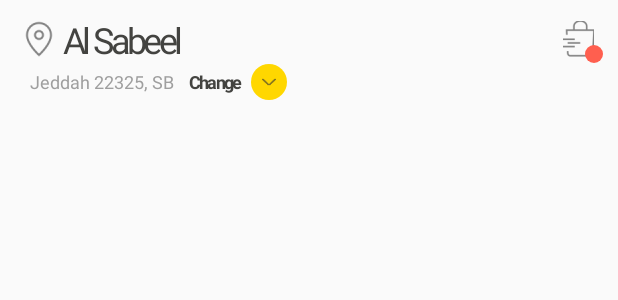
After one commit to AhmedNMahran/test-animation, an Android app: the layout custom_action_bar.xml on its own in the app's theme, with its tools: preview values and no code run, on a phone screen of 412 x 824 dp. The commit adds this screen. Shown: the top 300 px of the screen. Run offline under Robolectric (Android 15) with nearby library versions, the phone set to English and light mode, and no system bars.

Commit message:
update: create custom action bar layout

```diff
--- /dev/null
+++ b/app/src/main/res/drawable/red_circle.xml
@@ -0,0 +1,10 @@
+<?xml version="1.0" encoding="utf-8"?>
+<shape xmlns:android="http://schemas.android.com/apk/res/android"
+    android:shape="oval">
+    <solid android:color="#ff5f4f" />
+    <corners
+        android:bottomLeftRadius="1.85dp"
+        android:bottomRightRadius="1.85dp"
+        android:topLeftRadius="1.85dp"
+        android:topRightRadius="1.85dp" />
+</shape>
--- /dev/null
+++ b/app/src/main/res/layout/btn_more.xml
@@ -0,0 +1,18 @@
+<?xml version="1.0" encoding="utf-8"?>
+<FrameLayout xmlns:android="http://schemas.android.com/apk/res/android"
+    xmlns:tools="http://schemas.android.com/tools"
+    android:id="@+id/layout_more"
+    android:layout_width="24dp"
+    android:layout_height="24dp"
+    android:background="@drawable/red_circle"
+    android:backgroundTint="@color/color_user_yellow"
+    tools:showIn="@layout/custom_action_bar">
+
+    <ImageView
+        android:layout_width="12dp"
+        android:layout_height="12dp"
+        android:layout_gravity="center"
+        android:background="@drawable/red_circle"
+        android:backgroundTint="@color/color_user_yellow"
+        android:src="@drawable/ic_down_arrow" />
+</FrameLayout>
--- /dev/null
+++ b/app/src/main/res/layout/custom_action_bar.xml
@@ -0,0 +1,93 @@
+<?xml version="1.0" encoding="utf-8"?>
+<RelativeLayout xmlns:android="http://schemas.android.com/apk/res/android"
+    android:layout_width="match_parent"
+    android:layout_height="wrap_content"
+    android:layout_margin="10dp"
+    android:minHeight="?android:attr/actionBarSize">
+
+    <ImageView
+        android:id="@+id/imgPin"
+        android:layout_width="wrap_content"
+        android:layout_height="wrap_content"
+        android:layout_alignParentLeft="true"
+        android:layout_alignParentStart="true"
+        android:src="@drawable/ic_pin" />
+
+    <TextView
+        android:id="@+id/tvTitle"
+        android:layout_width="wrap_content"
+        android:layout_height="wrap_content"
+        android:layout_toEndOf="@id/imgPin"
+        android:layout_toRightOf="@id/imgPin"
+        android:letterSpacing="-0.1"
+        android:text="Al Sabeel"
+        android:textColor="#434340"
+        android:textSize="24sp"
+
+        android:typeface="sans" />
+
+    <TextView
+        android:id="@+id/tvSubtitle"
+        android:layout_width="wrap_content"
+        android:layout_height="wrap_content"
+        android:layout_below="@id/tvTitle"
+        android:layout_marginLeft="10dp"
+        android:layout_marginStart="10dp"
+        android:layout_marginTop="3dp"
+        android:letterSpacing="0"
+        android:text="Jeddah 22325, SB"
+        android:textColor="#9f9f9f"
+        android:textSize="12sp"
+        android:typeface="sans" />
+
+    <TextView
+        android:id="@+id/tvChange"
+        android:layout_width="wrap_content"
+        android:layout_height="wrap_content"
+        android:layout_below="@id/tvTitle"
+        android:layout_marginEnd="5dp"
+        android:layout_marginLeft="10dp"
+        android:layout_marginRight="5dp"
+        android:layout_marginStart="10dp"
+        android:layout_marginTop="3dp"
+        android:layout_toEndOf="@id/tvSubtitle"
+        android:layout_toRightOf="@id/tvSubtitle"
+        android:letterSpacing="-0.1"
+        android:text="Change"
+        android:textColor="#434340"
+        android:textSize="12sp"
+        android:textStyle="bold"
+        android:typeface="sans" />
+
+    <include
+        android:id="@+id/btnMoreLayout"
+        layout="@layout/btn_more"
+        android:layout_width="24dp"
+        android:layout_height="24dp"
+        android:layout_below="@id/tvTitle"
+        android:layout_toEndOf="@id/tvChange"
+        android:layout_toRightOf="@id/tvChange" />
+
+    <RelativeLayout
+        android:id="@+id/btnBagNew"
+        android:layout_width="32dp"
+        android:layout_height="32dp"
+        android:layout_alignParentEnd="true"
+        android:layout_alignParentRight="true"
+        android:gravity="center">
+
+        <ImageView
+            android:layout_width="wrap_content"
+            android:layout_height="wrap_content"
+            android:layout_gravity="center"
+            android:src="@drawable/ic_bag_new" />
+
+        <View
+            android:layout_width="12dp"
+            android:layout_height="12dp"
+            android:layout_alignParentBottom="true"
+            android:layout_alignParentEnd="true"
+            android:layout_alignParentRight="true"
+            android:background="@drawable/red_circle" />
+    </RelativeLayout>
+</RelativeLayout>
--- a/app/src/main/res/values/colors.xml
+++ b/app/src/main/res/values/colors.xml
@@ -15,7 +15,7 @@
     <color name="camera_bg_color">#393939</color>
     <color name="colorTitle">#de000000</color>
     <color name="color_fees">#8a000000</color>
-    <color name="color_user_yellow">#ffd600</color>
+    <color name="color_user_yellow">#ffd700</color>
     <color name="swipebg">#33000000</color>
     <color name="dialog">#de000000</color>
     <color name="user_dialog_text_color">#dc000000</color>
```
Also changed, not shown: app/src/main/res/drawable-hdpi/ic_bag_new.png (added), app/src/main/res/drawable-hdpi/ic_down_arrow.png (added), app/src/main/res/drawable-hdpi/ic_pin.png (added), app/src/main/res/drawable-mdpi/ic_bag_new.png (added), app/src/main/res/drawable-mdpi/ic_down_arrow.png (added), app/src/main/res/drawable-mdpi/ic_pin.png (added), app/src/main/res/drawable-xhdpi/ic_bag_new.png (added), app/src/main/res/drawable-xhdpi/ic_down_arrow.png (added), app/src/main/res/drawable-xhdpi/ic_pin.png (added), app/src/main/res/drawable-xxhdpi/ic_bag_new.png (added), app/src/main/res/drawable-xxhdpi/ic_down_arrow.png (added), app/src/main/res/drawable-xxhdpi/ic_pin.png (added).
